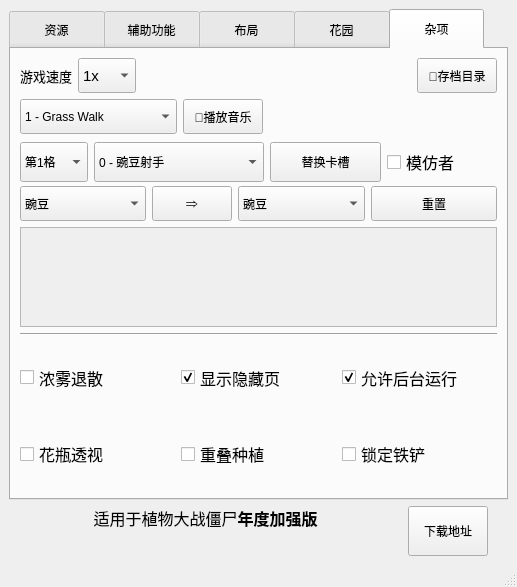
Old version of the form src/pvztoolkit.ui in the repository windshadow233/pvz-toolkit.
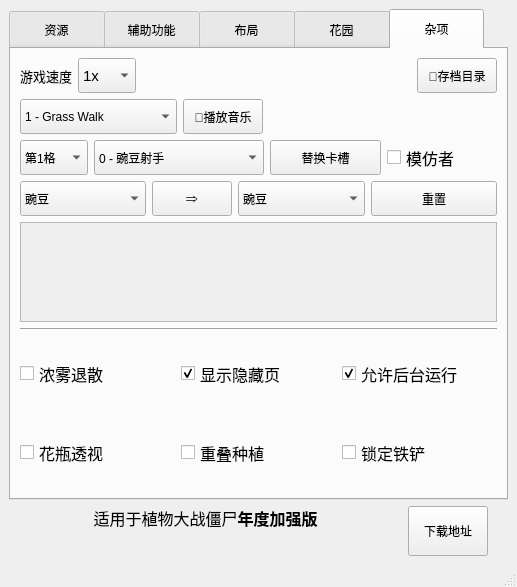
New version of the form. The open tabs and pages were chosen to show the change.

Patch:
```diff
--- a/src/pvztoolkit.ui
+++ b/src/pvztoolkit.ui
@@ -3606,7 +3606,7 @@
             <property name="minimumSize">
              <size>
               <width>0</width>
-              <height>40</height>
+              <height>35</height>
              </size>
             </property>
             <property name="maximumSize">
@@ -3681,7 +3681,7 @@
             <property name="minimumSize">
              <size>
               <width>170</width>
-              <height>40</height>
+              <height>35</height>
              </size>
             </property>
             <property name="maximumSize">
@@ -3971,7 +3971,7 @@
             <property name="minimumSize">
              <size>
               <width>0</width>
-              <height>40</height>
+              <height>35</height>
              </size>
             </property>
             <property name="maximumSize">
@@ -3996,7 +3996,7 @@
             <property name="minimumSize">
              <size>
               <width>0</width>
-              <height>40</height>
+              <height>35</height>
              </size>
             </property>
             <property name="maximumSize">
```
